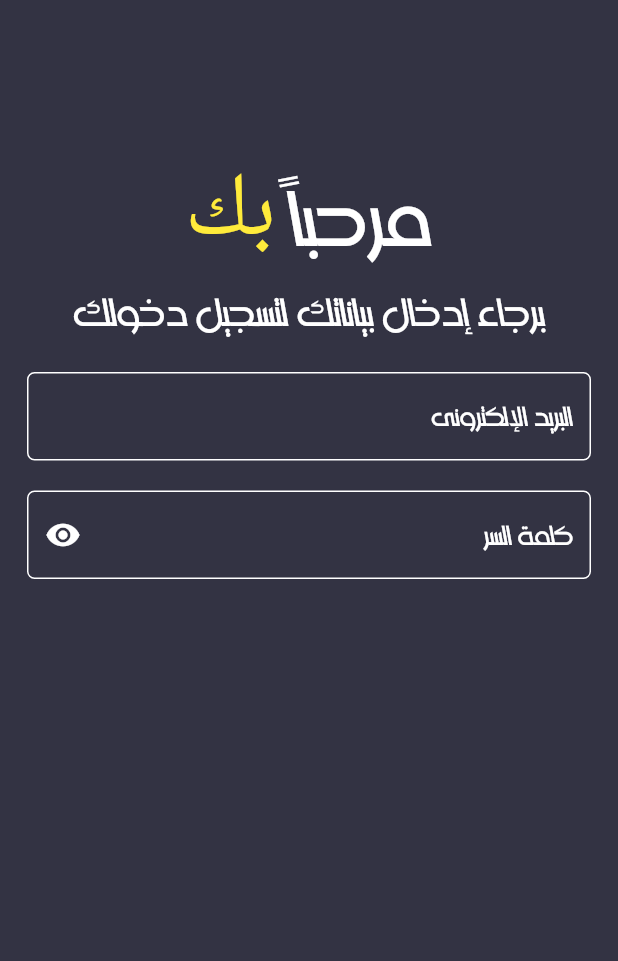
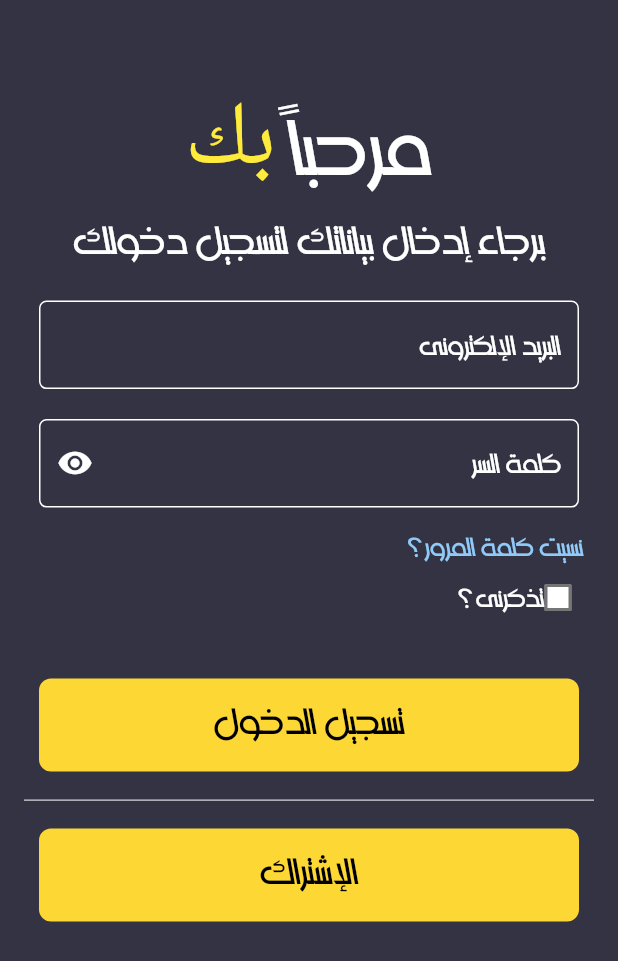
Before and after one commit to AbdoMahfoz/pos-flutter, a Flutter app: the screen it shows after launch, on a phone screen of 412 x 824 dp. Shown: the top 961 px of the screen. Run offline on Flutter 3.47's test engine with Material 2 defaults, Android fonts, the light colour scheme and no system bars; missing offline and left inert: injector.

Commit message:
Login screen complete

```diff
--- /dev/null
+++ b/lib/common/LabeledCheckbox.dart
@@ -0,0 +1,42 @@
+import "package:flutter/material.dart";
+
+class LabeledCheckbox extends StatelessWidget {
+  final String label;
+  final void Function(bool?) onChange;
+
+  const LabeledCheckbox({Key? key, required this.label, required this.onChange})
+      : super(key: key);
+
+  @override
+  Widget build(BuildContext context) {
+    return Container(
+      width: double.maxFinite,
+      child: Padding(
+        padding: const EdgeInsets.symmetric(horizontal: 8.0),
+        child: Wrap(
+          alignment: WrapAlignment.end,
+          crossAxisAlignment: WrapCrossAlignment.center,
+          spacing: 0,
+          children: [
+            Transform.translate(
+                offset: const Offset(15, 0),
+                child: Text(
+                  this.label,
+                  style: Theme.of(context).textTheme.bodyText1,
+                )),
+            Checkbox(
+              value: false,
+              onChanged: this.onChange,
+              fillColor:
+                  MaterialStateColor.resolveWith((states) => Colors.white),
+              checkColor:
+                  MaterialStateColor.resolveWith((states) => Colors.white),
+              activeColor:
+                  MaterialStateColor.resolveWith((states) => Colors.white),
+            ),
+          ],
+        ),
+      ),
+    );
+  }
+}
--- /dev/null
+++ b/lib/common/PrimaryButton.dart
@@ -0,0 +1,143 @@
+import 'package:flutter/material.dart';
+
+class PrimaryButton extends StatefulWidget {
+  final void Function() onPressed;
+  final Widget? child;
+  final String? text;
+  final bool isLoading;
+  final bool enabled;
+
+  PrimaryButton(
+      {required this.onPressed,
+      this.child,
+      this.text,
+      this.isLoading = false,
+      this.enabled = true});
+
+  @override
+  PrimaryButtonState createState() => PrimaryButtonState();
+}
+
+class PrimaryButtonState extends State<PrimaryButton>
+    with TickerProviderStateMixin {
+  late AnimationController isLoadingAnimController;
+  late AnimationController enabledAnimController;
+  late Animation<double> offsetValue;
+  late Animation<Color?> colorAnimation;
+
+  @override
+  void initState() {
+    super.initState();
+    isLoadingAnimController = AnimationController(
+        vsync: this, duration: const Duration(milliseconds: 200));
+    enabledAnimController = AnimationController(
+        vsync: this, duration: const Duration(milliseconds: 200));
+    offsetValue = Tween<double>(begin: 0.0, end: 50.0).animate(CurvedAnimation(
+        parent: isLoadingAnimController, curve: Curves.easeInOut));
+    colorAnimation = ColorTween(begin: Colors.yellow[600], end: Colors.yellow[800])
+        .animate(CurvedAnimation(
+            parent: enabledAnimController, curve: Curves.easeInOut));
+    if (widget.isLoading) {
+      isLoadingAnimController.forward();
+      enabledAnimController.forward();
+    } else if (!widget.enabled) {
+      enabledAnimController.forward();
+    }
+  }
+
+  @override
+  void didUpdateWidget(covariant PrimaryButton oldWidget) {
+    super.didUpdateWidget(oldWidget);
+    if (widget.isLoading != oldWidget.isLoading ||
+        widget.enabled != oldWidget.enabled) {
+      if (widget.isLoading) {
+        isLoadingAnimController.forward();
+        enabledAnimController.forward();
+      } else if (!widget.enabled) {
+        enabledAnimController.forward();
+      }
+      if (!widget.isLoading) {
+        isLoadingAnimController.reverse();
+      }
+      if (!widget.isLoading && widget.enabled) {
+        enabledAnimController.reverse();
+      }
+    }
+  }
+
+  @override
+  Widget build(BuildContext context) {
+    if (widget.child == null && widget.text == null) {
+      throw ArgumentError(
+          "A child or text must be supplied to PrimaryButton widget");
+    }
+    return Padding(
+      padding: const EdgeInsets.symmetric(horizontal: 18),
+      child: AnimatedBuilder(
+        animation: colorAnimation,
+        builder: (context, child) => Container(
+            decoration: BoxDecoration(
+                color: colorAnimation.value,
+                borderRadius: BorderRadius.all(const Radius.circular(8))),
+            width: double.infinity,
+            child: child),
+        child: Material(
+          color: Colors.transparent,
+          child: AbsorbPointer(
+            absorbing: widget.isLoading || !widget.enabled,
+            child: InkWell(
+                borderRadius: BorderRadius.all(const Radius.circular(8)),
+                splashColor: Colors.yellow[200],
+                focusColor: Colors.yellow[200],
+                child: Theme(
+                    data: ThemeData(
+                        buttonColor: Colors.white,
+                        primaryTextTheme:
+                            TextTheme(headline1: TextStyle(color: Colors.white))),
+                    child: Container(
+                      clipBehavior: Clip.hardEdge,
+                      decoration: BoxDecoration(),
+                      padding: const EdgeInsets.symmetric(
+                          vertical: 13, horizontal: 25),
+                      child: Stack(children: [
+                        AnimatedBuilder(
+                          animation: offsetValue,
+                          builder: (context, child) => Opacity(
+                            opacity: offsetValue.value / 50.0,
+                            child: Transform.translate(
+                                offset: Offset(
+                                    0,
+                                    widget.enabled
+                                        ? 50.0 - offsetValue.value
+                                        : 50.0),
+                                child: child),
+                          ),
+                          child: Center(
+                            child:  CircularProgressIndicator(
+                                    color: Colors.black, strokeWidth: 2),
+                          ),
+                        ),
+                        AnimatedBuilder(
+                          animation: offsetValue,
+                          builder: (context, child) => Opacity(
+                            opacity: 1 - (offsetValue.value / 50.0),
+                            child: Transform.translate(
+                                offset: Offset(
+                                    0, widget.enabled ? -offsetValue.value : 0),
+                                child: child),
+                          ),
+                          child: Center(
+                              child: widget.child ??
+                                  Text(widget.text ?? "",
+                                      style: TextStyle(
+                                          color: Colors.black, fontFamily: "Jenine", fontSize: 28))),
+                        ),
+                      ]),
+                    )),
+                onTap: widget.onPressed),
+          ),
+        ),
+      ),
+    );
+  }
+}
--- a/lib/main.dart
+++ b/lib/main.dart
@@ -17,8 +17,14 @@ class MyApp extends StatelessWidget {
     return MaterialApp(
       title: 'Flutter Demo',
       theme: ThemeData(
-        primarySwatch: Colors.blue,
-      ),
+          primarySwatch: Colors.blue,
+          textTheme: TextTheme(
+              bodyText1: const TextStyle(
+                  color: Colors.white, fontSize: 20, fontFamily: "Jenine"),
+              headline1: const TextStyle(
+                  fontFamily: "Jenine", fontSize: 60, color: Colors.white),
+              headline2: const TextStyle(
+                  fontFamily: "Jenine", fontSize: 30, color: Colors.white))),
       home: LoginScreen(),
     );
   }
--- a/lib/screens/login/login.dart
+++ b/lib/screens/login/login.dart
@@ -1,4 +1,6 @@
 import 'package:flutter/material.dart';
+import 'package:posapp/common/LabeledCheckbox.dart';
+import 'package:posapp/common/PrimaryButton.dart';
 import 'package:posapp/common/PrimaryTextField.dart';
 
 class LoginScreen extends StatefulWidget {
@@ -10,27 +12,29 @@ class LoginScreenState extends State<LoginScreen> {
   @override
   Widget build(BuildContext context) {
     return Scaffold(
+      backgroundColor: Color.fromARGB(255, 51, 51, 67),
+      resizeToAvoidBottomInset: true,
       body: SafeArea(
-          child: Container(
-        color: Color.fromARGB(255, 51, 51, 67),
-        child: Center(
+          child: Flexible(
+        child: Padding(
+          padding: const EdgeInsets.symmetric(horizontal: 8.0),
           child: Column(
             children: [
-              SizedBox(height: 100),
+              Flexible(
+                child: FractionallySizedBox(
+                  heightFactor: 0.2,
+                ),
+              ),
+              Column(
+                children: [
                   RichText(
-                  text: TextSpan(
-                      children: [
+                      text: TextSpan(children: [
                     TextSpan(text: "مرحباً "),
                     TextSpan(text: "بك", style: TextStyle(color: Colors.yellow))
-                  ],
-                      style: const TextStyle(
-                          fontFamily: "Jenine",
-                          fontSize: 60,
-                          color: Colors.white))),
+                  ], style: Theme.of(context).textTheme.headline1)),
                   SizedBox(height: 10),
                   Text("برجاء إدخال بياناتك لتسجيل دخولك",
-                  style: const TextStyle(
-                      fontFamily: "Jenine", fontSize: 30, color: Colors.white)),
+                      style: Theme.of(context).textTheme.headline2),
                   SizedBox(height: 20),
                   PrimaryTextField(
                     label: "البريد الإلكترونى",
@@ -43,6 +47,37 @@ class LoginScreenState extends State<LoginScreen> {
                     valueDirection: TextDirection.ltr,
                     onChanged: (val) {},
                     isPassword: true,
+                  ),
+                  SizedBox(height: 10),
+                  Padding(
+                    padding: const EdgeInsets.only(right: 15),
+                    child: Align(
+                      alignment: Alignment.centerRight,
+                      child: Text(
+                        "نسيت كلمة المرور؟",
+                        style: Theme.of(context)
+                            .textTheme
+                            .bodyText1!
+                            .copyWith(color: Colors.blue[200]),
+                      ),
+                    ),
+                  ),
+                  LabeledCheckbox(label: "تذكرنى؟", onChange: (_){}),
+                  SizedBox(
+                    height: 30,
+                  ),
+                  PrimaryButton(
+                    onPressed: () {},
+                    text: "تسجيل الدخول",
+                  ),
+                  SizedBox(height: 10),
+                  Padding(
+                    padding: const EdgeInsets.all(8.0),
+                    child: Divider(color: Colors.white, height: 2),
+                  ),
+                  SizedBox(height: 10),
+                  PrimaryButton(onPressed: (){}, text: "الإشتراك")
+                ],
               )
             ],
           ),
```
Lines whose indentation alone changed are shown as unchanged.
